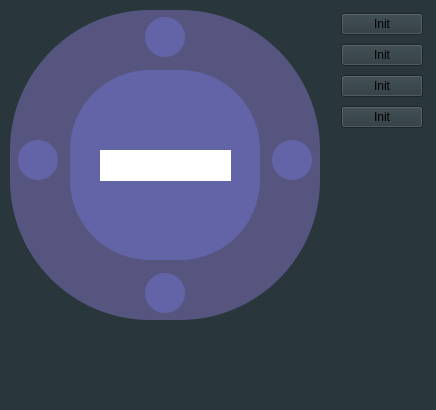
Above: ClockW/clockw.ui from Brian7744/Repo-Reloj-2024 before the change. Below: the same form after it.
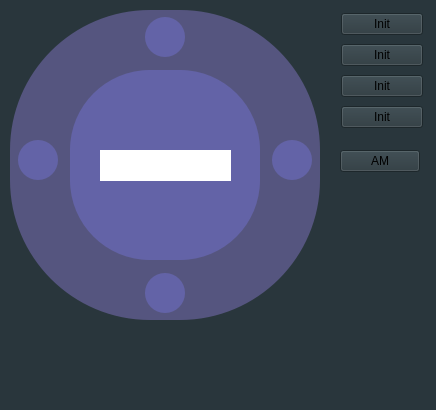
That is the form after the change.

Diff of the .ui file:
```diff
--- a/ClockW/clockw.ui
+++ b/ClockW/clockw.ui
@@ -201,6 +201,19 @@
     </item>
    </layout>
   </widget>
+  <widget class="QPushButton" name="pushButton_5">
+   <property name="geometry">
+    <rect>
+     <x>340</x>
+     <y>150</y>
+     <width>80</width>
+     <height>22</height>
+    </rect>
+   </property>
+   <property name="text">
+    <string>AM</string>
+   </property>
+  </widget>
  </widget>
  <resources/>
  <connections/>
```
